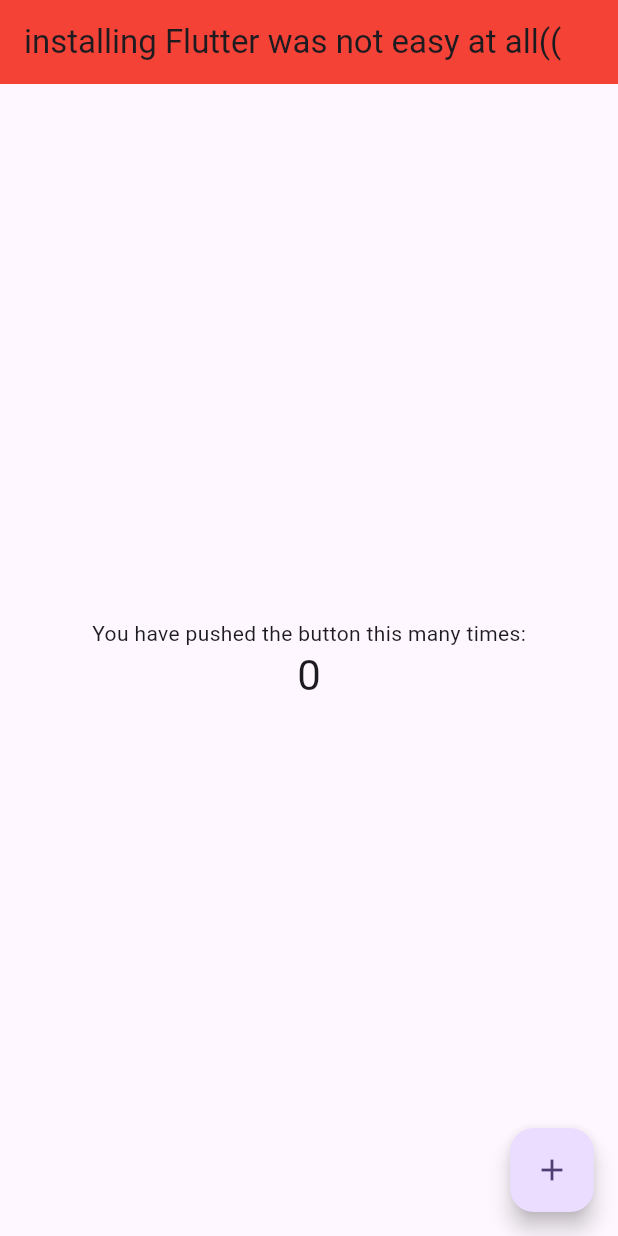
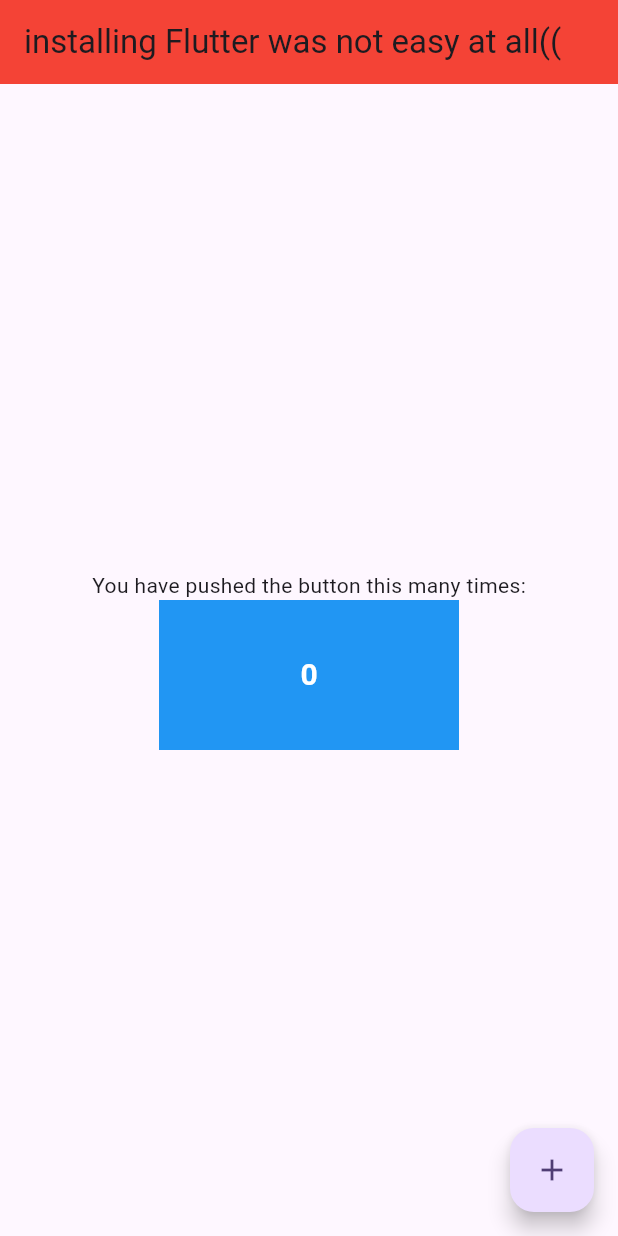
Before and after one commit to DolloressInertia/flutter-lab-1, a Flutter app: the screen it shows after launch, on a phone screen of 412 x 824 dp. Run offline on Flutter 3.47's test engine with Material 3 defaults, Android fonts, the phone set to English and light mode, and no system bars.

Commit message:
Added Container widget and styled counter text

```diff
--- a/lib/main.dart
+++ b/lib/main.dart
@@ -107,12 +107,24 @@ class _MyHomePageState extends State<MyHomePage> {
           mainAxisAlignment: MainAxisAlignment.center,
           children: <Widget>[
             const Text('You have pushed the button this many times:'),
-            Text(
+            Container(
+            color: Colors.blue,         // 2. Set color of the container
+            height: 100,                // 3. Set height
+            width: 200,                 // 3. Set width
+            child: Center(
+            child: Text(
               '$_counter',
-              style: Theme.of(context).textTheme.headlineMedium,
+            //  style: Theme.of(context).textTheme.headlineMedium,
+                style: const TextStyle(
+               fontSize: 20,
+                fontWeight: FontWeight.bold,
+                color: Colors.white,
+            ),
+            ),
+            ),
             ),
           ],
-        ),
+      ),
       ),
       floatingActionButton: FloatingActionButton(
         onPressed: _incrementCounter,
```
